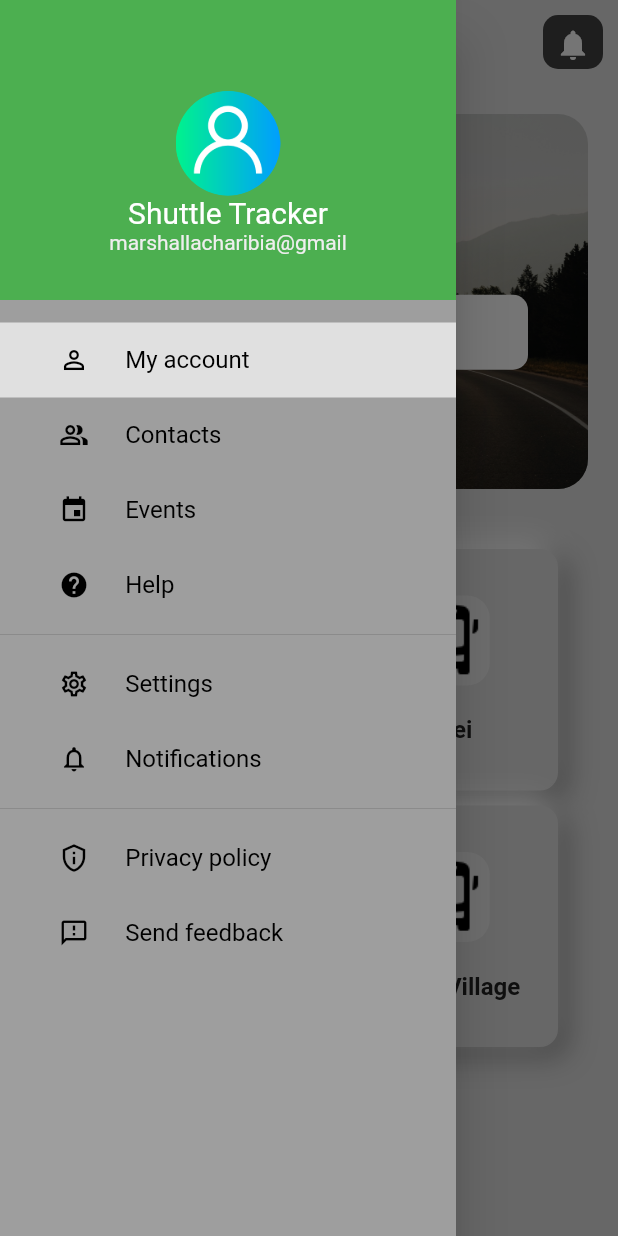
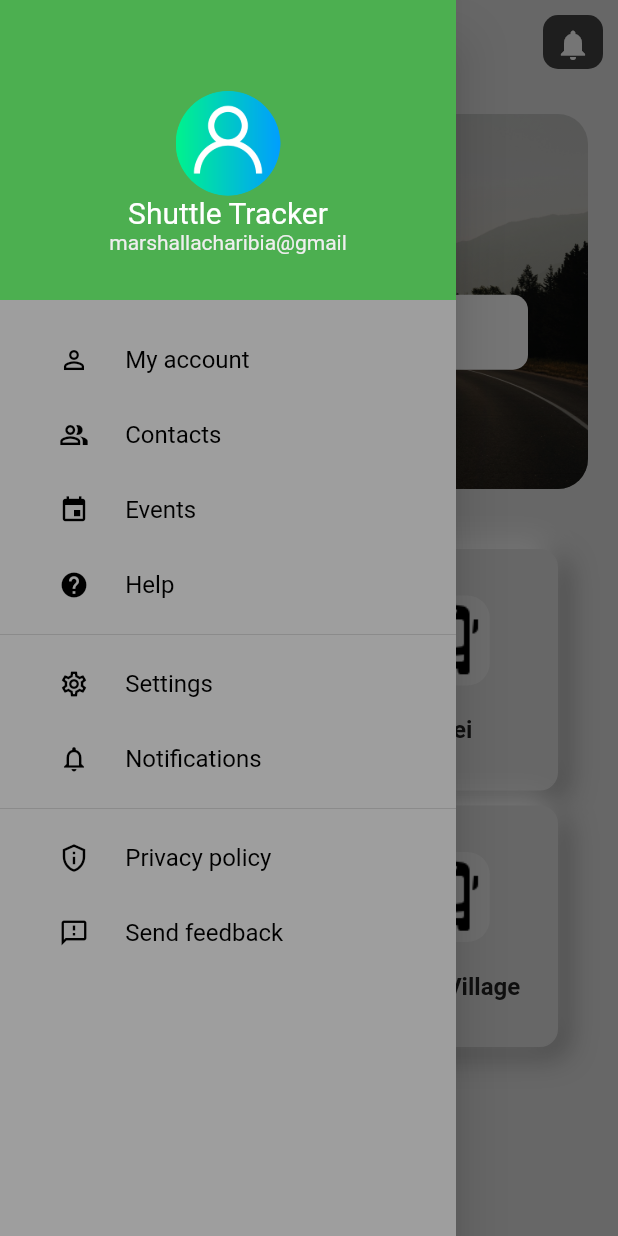
Before and after one commit to Acharibia/bus_app, a Flutter app: the HomeScreen screen opened by its route, with the side drawer open, on a phone screen of 412 x 824 dp. Run offline on Flutter 3.47's test engine with Material 2 defaults, Android fonts, the phone set to English and light mode, and no system bars; our stand-ins replace cloud_firestore, firebase_auth, firebase_core, flutter_neumorphic, google_maps_flutter, location and 1 more; accounts and stored records are empty.

Commit message:
made each drawer item clickable independently

```diff
--- /dev/null
+++ b/lib/components/drawer_custom_widget.dart
@@ -0,0 +1,24 @@
+import 'package:bus_app/components/drawer_list_view.dart';
+import 'package:bus_app/components/my_drawer_header.dart';
+import 'package:flutter/material.dart';
+
+class DrawerCustomWidget extends StatelessWidget {
+  const DrawerCustomWidget({Key? key}) : super(key: key);
+
+  @override
+  Widget build(BuildContext context) {
+    return Drawer(
+      backgroundColor: Colors.grey,
+      child: SingleChildScrollView(
+        child: Container(
+          child: Column(
+            children: [
+              MyHeaderDrawer(),
+              MyDrawerList(),
+            ],
+          ),
+        ),
+      ),
+    );
+  }
+}
--- /dev/null
+++ b/lib/components/drawer_list_view.dart
@@ -0,0 +1,185 @@
+import 'package:bus_app/screens/drawer_content/account_page.dart';
+import 'package:bus_app/screens/drawer_content/contacts_page.dart';
+import 'package:bus_app/screens/drawer_content/events_page.dart';
+import 'package:bus_app/screens/drawer_content/help_page.dart';
+import 'package:bus_app/screens/drawer_content/notification_page.dart';
+import 'package:bus_app/screens/drawer_content/privacy_policy_page.dart';
+import 'package:bus_app/screens/drawer_content/send_feedback_page.dart';
+import 'package:bus_app/screens/drawer_content/settings_page.dart';
+import 'package:bus_app/screens/home/home_screen.dart';
+import 'package:flutter/material.dart';
+
+class MyDrawerList extends StatefulWidget {
+  const MyDrawerList({Key? key}) : super(key: key);
+
+  @override
+  State<MyDrawerList> createState() => _MyDrawerListState();
+}
+
+class _MyDrawerListState extends State<MyDrawerList> {
+  var currentPage = DrawerSections.account;
+  @override
+  Widget build(BuildContext context) {
+    var container;
+    if (currentPage == DrawerSections.account) {
+      container = AccountPage();
+    } else if (currentPage == DrawerSections.contacts) {
+      container = ContactPage();
+    } else if (currentPage == DrawerSections.events) {
+      container = EventPage();
+    } else if (currentPage == DrawerSections.help) {
+      container = HelpPage();
+    } else if (currentPage == DrawerSections.settings) {
+      container = SettingsPage();
+    } else if (currentPage == DrawerSections.notifications) {
+      container = NotificationPage();
+    } else if (currentPage == DrawerSections.privacy_policy) {
+      container = PrivacyPolicyPage();
+    } else if (currentPage == DrawerSections.send_feedback) {
+      container = FeedbackPage();
+    }
+
+    return Container(
+      padding: EdgeInsets.only(top: 15),
+      child: Column(
+        children: [
+          menuItems(1, "My account", Icons.person_outline,
+              currentPage == DrawerSections.account ? true : false),
+          menuItems(2, "Contacts", Icons.people_alt_outlined,
+              currentPage == DrawerSections.contacts ? true : false),
+          menuItems(3, "Events", Icons.event,
+              currentPage == DrawerSections.events ? true : false),
+          menuItems(4, "Help", Icons.help,
+              currentPage == DrawerSections.help ? true : false),
+          Divider(),
+          menuItems(5, "Settings", Icons.settings_outlined,
+              currentPage == DrawerSections.settings ? true : false),
+          menuItems(6, "Notifications", Icons.notifications_outlined,
+              currentPage == DrawerSections.notifications ? true : false),
+          Divider(),
+          menuItems(7, "Privacy policy", Icons.privacy_tip_outlined,
+              currentPage == DrawerSections.privacy_policy ? true : false),
+          menuItems(8, "Send feedback", Icons.feedback_outlined,
+              currentPage == DrawerSections.send_feedback ? true : false),
+        ],
+      ),
+    );
+  }
+
+  Widget menuItems(int id, String title, IconData icon, bool selected) {
+    return Material(
+        // color: selected ? Colors.grey.shade300 : Colors.transparent,
+        color: Colors.transparent,
+        child: InkWell(
+          onTap: () {
+            Navigator.pop(context);
+            setState(() {
+              if (id == 1) {
+                // setState(() {
+                  currentPage = DrawerSections.account;
+                // });
+                // currentPage = DrawerSections.account;
+                Navigator.push(
+                    context,
+                    MaterialPageRoute(
+                        builder: (BuildContext context) => AccountPage()));
+              }
+              if (id == 2) {
+                // currentPage = DrawerSections.contacts;
+                // setState(() {
+                  currentPage = DrawerSections.contacts;
+                // });
+                Navigator.push(
+                    context,
+                    MaterialPageRoute(
+                        builder: (BuildContext context) => ContactPage()));
+              }
+              if (id == 3) {
+                // currentPage = DrawerSections.events;
+                // setState(() {
+                  currentPage = DrawerSections.events;
+                // });
+                Navigator.push(
+                    context,
+                    MaterialPageRoute(
+                        builder: (BuildContext context) => EventPage()));
+              }
+              if (id == 4) {
+                // currentPage = DrawerSections.help;
+                // setState(() {
+                  currentPage = DrawerSections.help;
+                // });
+                Navigator.push(
+                    context,
+                    MaterialPageRoute(
+                        builder: (BuildContext context) => HelpPage()));
+              }
+              if (id == 5) {
+                // currentPage = DrawerSections.settings;
+                // setState(() {
+                  currentPage = DrawerSections.settings;
+                // });
+                Navigator.push(
+                    context,
+                    MaterialPageRoute(
+                        builder: (BuildContext context) => SettingsPage()));
+              }
+              if (id == 6) {
+                // currentPage = DrawerSections.notifications;
+                // setState(() {
+                  currentPage = DrawerSections.notifications;
+                // });
+                Navigator.push(
+                    context,
+                    MaterialPageRoute(
+                        builder: (BuildContext context) => NotificationPage()));
+              }
+              if (id == 7) {
+                // currentPage = DrawerSections.privacy_policy;
+                // setState(() {
+                  currentPage = DrawerSections.privacy_policy;
+                // });
+                Navigator.push(
+                    context,
+                    MaterialPageRoute(
+                        builder: (BuildContext context) =>
+                            PrivacyPolicyPage()));
+              }
+              if (id == 8) {
+                // currentPage = DrawerSections.send_feedback;
+                // setState(() {
+                  currentPage = DrawerSections.send_feedback;
+                // });
+                Navigator.push(
+                    context,
+                    MaterialPageRoute(
+                        builder: (BuildContext context) => FeedbackPage()));
+              }
+            });
+          },
+          child: Padding(
+            padding: EdgeInsets.all(15),
+            child: Row(
+              children: [
+                Expanded(
+                  child: Icon(
+                    icon,
+                    size: 20,
+                    color: Colors.black,
+                  ),
+                ),
+                Expanded(
+                    flex: 3,
+                    child: Text(
+                      title,
+                      style: TextStyle(
+                        color: Colors.black,
+                        fontSize: 16,
+                      ),
+                    ))
+              ],
+            ),
+          ),
+        ));
+  }
+}
--- a/lib/screens/home/home_screen.dart
+++ b/lib/screens/home/home_screen.dart
@@ -1,5 +1,7 @@
 import 'dart:async';
 
+import 'package:bus_app/components/drawer_custom_widget.dart';
+import 'package:bus_app/components/drawer_list_view.dart';
 import 'package:bus_app/components/my_map.dart';
 import 'package:bus_app/components/neu_button.dart';
 import 'package:cloud_firestore/cloud_firestore.dart';
@@ -105,19 +107,7 @@ class _HomeScreenState extends State<HomeScreen> {
           ),
         ],
       ),
-      drawer: Drawer(
-        backgroundColor: Colors.grey,
-        child: SingleChildScrollView(
-          child: Container(
-            child: Column(
-              children: [
-                MyHeaderDrawer(),
-                MyDrawerList(),
-              ],
-            ),
-          ),
-        ),
-      ),
+      drawer: DrawerCustomWidget(),
       body: SafeArea(
         child: Container(
           padding: EdgeInsets.all(20),
@@ -428,90 +418,95 @@ class _HomeScreenState extends State<HomeScreen> {
     }
   }
 
-  Widget MyDrawerList() {
-    return Container(
-      padding: EdgeInsets.only(top: 15),
-      child: Column(
-        children: [
-          menuItems(1, "My account", Icons.person_outline,
-              currentPage == DrawerSections.account ? true : false),
-          menuItems(2, "Contacts", Icons.people_alt_outlined,
-              currentPage == DrawerSections.contacts ? true : false),
-          menuItems(3, "Events", Icons.event,
-              currentPage == DrawerSections.events ? true : false),
-          menuItems(4, "Help", Icons.help,
-              currentPage == DrawerSections.help ? true : false),
-          Divider(),
-          menuItems(5, "Settings", Icons.settings_outlined,
-              currentPage == DrawerSections.settings ? true : false),
-          menuItems(6, "Notifications", Icons.notifications_outlined,
-              currentPage == DrawerSections.notifications ? true : false),
-          Divider(),
-          menuItems(7, "Privacy policy", Icons.privacy_tip_outlined,
-              currentPage == DrawerSections.privacy_policy ? true : false),
-          menuItems(1, "Send feedback", Icons.feedback_outlined,
-              currentPage == DrawerSections.send_feedback ? true : false),
-        ],
-      ),
-    );
-  }
+  // Widget MyDrawerList() {
+    // return Container(
+    //   padding: EdgeInsets.only(top: 15),
+    //   child: Column(
+    //     children: [
+    //       menuItems(1, "My account", Icons.person_outline,
+    //           currentPage == DrawerSections.account ? true : false),
+    //       menuItems(2, "Contacts", Icons.people_alt_outlined,
+    //           currentPage == DrawerSections.contacts ? true : false),
+    //       menuItems(3, "Events", Icons.event,
+    //           currentPage == DrawerSections.events ? true : false),
+    //       menuItems(4, "Help", Icons.help,
+    //           currentPage == DrawerSections.help ? true : false),
+    //       Divider(),
+    //       menuItems(5, "Settings", Icons.settings_outlined,
+    //           currentPage == DrawerSections.settings ? true : false),
+    //       menuItems(6, "Notifications", Icons.notifications_outlined,
+    //           currentPage == DrawerSections.notifications ? true : false),
+    //       Divider(),
+    //       menuItems(7, "Privacy policy", Icons.privacy_tip_outlined,
+    //           currentPage == DrawerSections.privacy_policy ? true : false),
+    //       menuItems(1, "Send feedback", Icons.feedback_outlined,
+    //           currentPage == DrawerSections.send_feedback ? true : false),
+    //     ],
+    //   ),
+    // );
+  // }
 
-  Widget menuItems(int id, String title, IconData icon, bool selected) {
-    return Material(
-        color: selected ? Colors.grey.shade300 : Colors.transparent,
-        child: InkWell(
-          onTap: () {
-            Navigator.pop(context);
-            if (id == 1) {
-              currentPage = DrawerSections.account;
-            }
-            if (id == 2) {
-              currentPage = DrawerSections.contacts;
-            }
-            if (id == 3) {
-              currentPage = DrawerSections.events;
-            }
-            if (id == 4) {
-              currentPage = DrawerSections.help;
-            }
-            if (id == 5) {
-              currentPage = DrawerSections.settings;
-            }
-            if (id == 6) {
-              currentPage = DrawerSections.notifications;
-            }
-            if (id == 7) {
-              currentPage = DrawerSections.privacy_policy;
-            }
-            if (id == 8) {
-              currentPage = DrawerSections.send_feedback;
-            }
-          },
-          child: Padding(
-            padding: EdgeInsets.all(15),
-            child: Row(
-              children: [
-                Expanded(
-                  child: Icon(
-                    icon,
-                    size: 20,
-                    color: Colors.black,
-                  ),
-                ),
-                Expanded(
-                    flex: 3,
-                    child: Text(
-                      title,
-                      style: TextStyle(
-                        color: Colors.black,
-                        fontSize: 16,
-                      ),
-                    ))
-              ],
-            ),
-          ),
-        ));
-  }
+//   Widget menuItems(int id, String title, IconData icon, bool selected) {
+//     return Material(
+//         color: selected ? Colors.grey.shade300 : Colors.transparent,
+//         child: InkWell(
+//           onTap: () {
+//             setState(() {
+//                Navigator.pop(context);
+//             if (id == 1) {
+//               // currentPage = DrawerSections.account;
+
+//             }
+//             if (id == 2) {
+//               currentPage = DrawerSections.contacts;
+//             }
+//             if (id == 3) {
+//               currentPage = DrawerSections.events;
+//             }
+//             if (id == 4) {
+//               currentPage = DrawerSections.help;
+//             }
+//             if (id == 5) {
+//               currentPage = DrawerSections.settings;
+//             }
+//             if (id == 6) {
+//               currentPage = DrawerSections.notifications;
+//             }
+//             if (id == 7) {
+//               currentPage = DrawerSections.privacy_policy;
+//             }
+//             if (id == 8) {
+//               currentPage = DrawerSections.send_feedback;
+//             }
+
+//             });
+
+//           },
+//           child: Padding(
+//             padding: EdgeInsets.all(15),
+//             child: Row(
+//               children: [
+//                 Expanded(
+//                   child: Icon(
+//                     icon,
+//                     size: 20,
+//                     color: Colors.black,
+//                   ),
+//                 ),
+//                 Expanded(
+//                     flex: 3,
+//                     child: Text(
+//                       title,
+//                       style: TextStyle(
+//                         color: Colors.black,
+//                         fontSize: 16,
+//                       ),
+//                     ))
+//               ],
+//             ),
+//           ),
+//         ));
+//   }
 }
 
 enum DrawerSections {
```
Also changed, not shown: lib/screens/drawer_content/account_page.dart (added, +17 -0 lines), lib/screens/drawer_content/contacts_page.dart (added, +17 -0 lines), lib/screens/drawer_content/events_page.dart (added, +17 -0 lines), lib/screens/drawer_content/help_page.dart (added, +17 -0 lines), lib/screens/drawer_content/notification_page.dart (added, +17 -0 lines), lib/screens/drawer_content/privacy_policy_page.dart (added, +17 -0 lines), lib/screens/drawer_content/send_feedback_page.dart (added, +17 -0 lines), lib/screens/drawer_content/settings_page.dart (added, +17 -0 lines).
